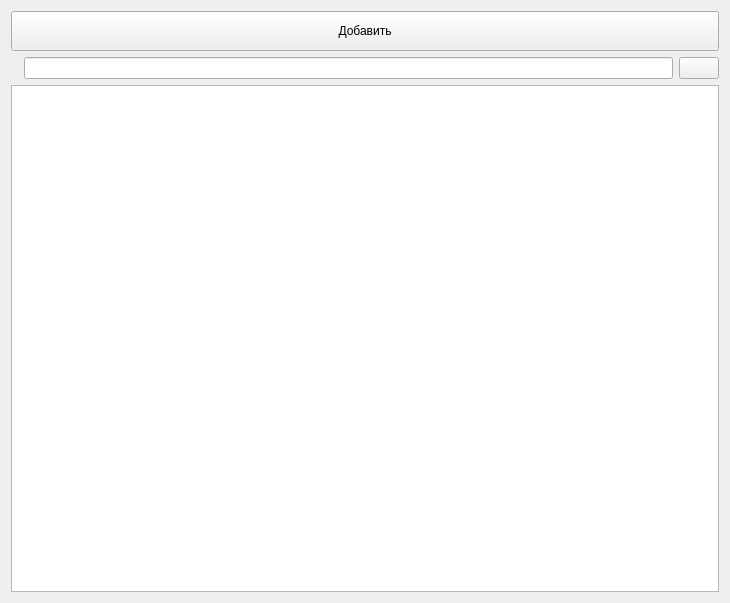
This is interface/homeopathy/homeopathyDrugListForm.ui in strizh78/MApp as Qt 5 draws it before an edit. The edited form follows.
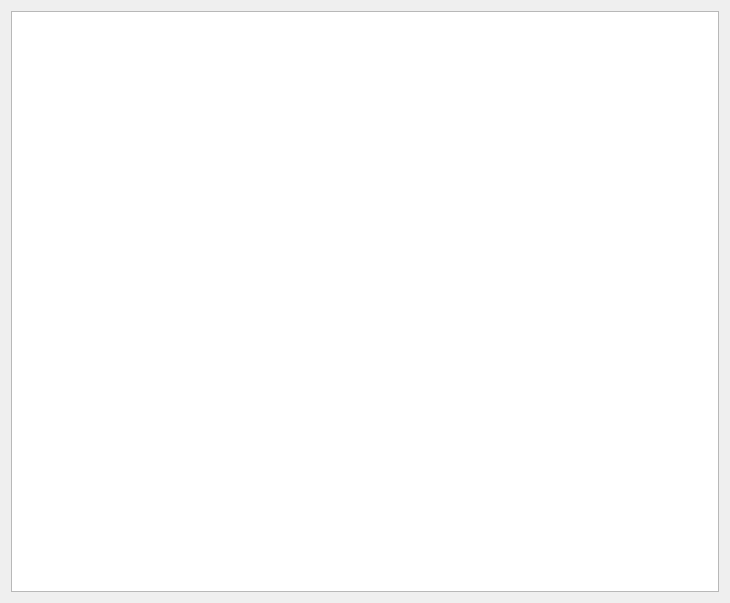
This is the edited form. Icons and pictures are not drawn. Custom widgets are drawn as their Qt base class.

Commit message: Added MAppTable to list forms (#36)

```diff
--- a/interface/homeopathy/homeopathyDrugListForm.ui
+++ b/interface/homeopathy/homeopathyDrugListForm.ui
@@ -15,116 +15,17 @@
   </property>
   <layout class="QVBoxLayout" name="verticalLayout">
    <item>
-    <widget class="QPushButton" name="addBtn">
-     <property name="minimumSize">
-      <size>
-       <width>0</width>
-       <height>40</height>
-      </size>
-     </property>
-     <property name="maximumSize">
-      <size>
-       <width>16777215</width>
-       <height>40</height>
-      </size>
-     </property>
-     <property name="text">
-      <string>Добавить</string>
-     </property>
-     <property name="icon">
-      <iconset resource="../icons.qrc">
-       <normaloff>:/icons/greenPlusIcon.png</normaloff>:/icons/greenPlusIcon.png</iconset>
-     </property>
-    </widget>
-   </item>
-   <item>
-    <layout class="QHBoxLayout" name="horizontalLayout">
-     <item>
-      <widget class="QLabel" name="searchIcon">
-       <property name="sizePolicy">
-        <sizepolicy hsizetype="Fixed" vsizetype="Fixed">
-         <horstretch>0</horstretch>
-         <verstretch>0</verstretch>
-        </sizepolicy>
-       </property>
-       <property name="maximumSize">
-        <size>
-         <width>30</width>
-         <height>30</height>
-        </size>
-       </property>
-       <property name="styleSheet">
-        <string notr="true">border-image: url(:/icons/searchIcon.png);</string>
-       </property>
-       <property name="text">
-        <string/>
-       </property>
-       <property name="pixmap">
-        <pixmap resource="../icons.qrc">:/icons/searchIcon.png</pixmap>
-       </property>
-      </widget>
-     </item>
-     <item>
-      <widget class="QLineEdit" name="searchString">
-       <property name="sizePolicy">
-        <sizepolicy hsizetype="Expanding" vsizetype="Preferred">
-         <horstretch>0</horstretch>
-         <verstretch>0</verstretch>
-        </sizepolicy>
-       </property>
-       <property name="maximumSize">
-        <size>
-         <width>16777215</width>
-         <height>40</height>
-        </size>
-       </property>
-      </widget>
-     </item>
-     <item>
-      <widget class="QPushButton" name="toolBtn">
-       <property name="sizePolicy">
-        <sizepolicy hsizetype="Fixed" vsizetype="Fixed">
-         <horstretch>0</horstretch>
-         <verstretch>0</verstretch>
-        </sizepolicy>
-       </property>
-       <property name="maximumSize">
-        <size>
-         <width>40</width>
-         <height>40</height>
-        </size>
-       </property>
-       <property name="text">
-        <string/>
-       </property>
-       <property name="icon">
-        <iconset resource="../icons.qrc">
-         <normaloff>:/icons/settingLinesIcon.png</normaloff>:/icons/settingLinesIcon.png</iconset>
-       </property>
-      </widget>
-     </item>
-    </layout>
-   </item>
-   <item>
-    <widget class="QTableView" name="homeopathyTable">
-     <property name="selectionMode">
-      <enum>QAbstractItemView::SingleSelection</enum>
-     </property>
-     <property name="selectionBehavior">
-      <enum>QAbstractItemView::SelectRows</enum>
-     </property>
-     <attribute name="horizontalHeaderStretchLastSection">
-      <bool>true</bool>
-     </attribute>
-     <attribute name="verticalHeaderVisible">
-      <bool>false</bool>
-     </attribute>
-    </widget>
+    <widget class="MAppTable" name="homeopathyTable"/>
    </item>
   </layout>
  </widget>
- <resources>
-  <include location="../icons.qrc"/>
- </resources>
+ <customwidgets>
+  <customwidget>
+   <class>MAppTable</class>
+   <extends>QTableView</extends>
+   <header>interface/basicForms/mapptable.h</header>
+  </customwidget>
+ </customwidgets>
+ <resources/>
  <connections/>
 </ui>
```
The commit also changes 25 other files.
